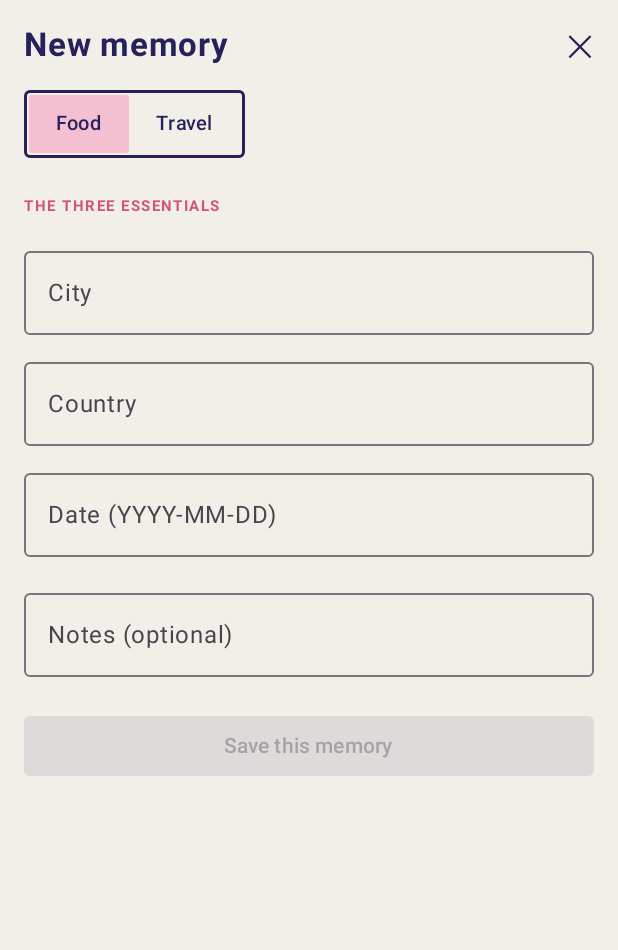
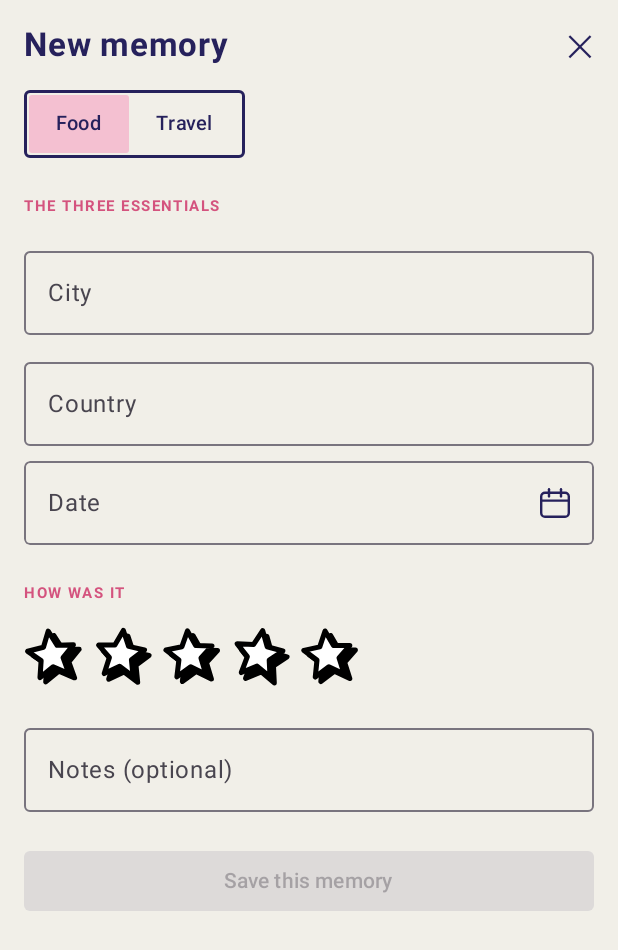
Before and after one commit to RachanaR57/kimchii, an Android app built with Jetpack Compose: the composable EntryListScreen shown on its own in the app's theme, after a tap on "+ Log", on a phone screen of 412 x 824 dp. Shown: the top 950 px of the screen. Run offline under Robolectric (Android 15) with nearby library versions, the phone set to English and light mode, and no system bars; 1 statement that could not run was skipped.

Commit message:
feat: add date picker and star rating to entries
- Replace the typed date with a calendar date picker; dates are still
  stored as YYYY-MM-DD.
- Add a 5-star rating to the add form and use the same stars on the
  edit screen, filled with the entry type's colour.
- Make the add form scroll and stay above the keyboard.
- Show a message when an entry no longer exists instead of loading
  forever.
- Keep the "+ Log" button clear of the system navigation bar and the
  last card, and drop a stray spacer from the list screen.

Co-Authored-By: Claude Fable 5.1 <noreply@anthropic.com>

```diff
--- a/shared/src/commonMain/kotlin/org/app/project/ui/AddEntryForm.kt
+++ b/shared/src/commonMain/kotlin/org/app/project/ui/AddEntryForm.kt
@@ -1,5 +1,6 @@
 package org.app.project.ui
 
+import androidx.compose.foundation.Canvas
 import androidx.compose.foundation.background
 import androidx.compose.foundation.border
 import androidx.compose.foundation.clickable
@@ -10,15 +11,23 @@ import androidx.compose.foundation.layout.Spacer
 import androidx.compose.foundation.layout.fillMaxSize
 import androidx.compose.foundation.layout.fillMaxWidth
 import androidx.compose.foundation.layout.height
+import androidx.compose.foundation.layout.heightIn
+import androidx.compose.foundation.layout.imePadding
 import androidx.compose.foundation.layout.padding
+import androidx.compose.foundation.layout.size
 import androidx.compose.foundation.layout.statusBarsPadding
-import androidx.compose.foundation.layout.width
+import androidx.compose.foundation.rememberScrollState
 import androidx.compose.foundation.shape.RoundedCornerShape
+import androidx.compose.foundation.verticalScroll
 import androidx.compose.material3.Button
-import androidx.compose.material3.OutlinedButton
+import androidx.compose.material3.DatePicker
+import androidx.compose.material3.DatePickerDialog
+import androidx.compose.material3.ExperimentalMaterial3Api
+import androidx.compose.material3.MaterialTheme
 import androidx.compose.material3.OutlinedTextField
 import androidx.compose.material3.Text
 import androidx.compose.material3.TextButton
+import androidx.compose.material3.rememberDatePickerState
 import androidx.compose.runtime.Composable
 import androidx.compose.runtime.getValue
 import androidx.compose.runtime.mutableStateOf
@@ -26,7 +35,14 @@ import androidx.compose.runtime.remember
 import androidx.compose.runtime.setValue
 import androidx.compose.ui.Alignment
 import androidx.compose.ui.Modifier
+import androidx.compose.ui.draw.clip
+import androidx.compose.ui.geometry.CornerRadius
+import androidx.compose.ui.geometry.Offset
+import androidx.compose.ui.geometry.Size
 import androidx.compose.ui.graphics.Color
+import androidx.compose.ui.graphics.StrokeCap
+import androidx.compose.ui.graphics.drawscope.Stroke
+import androidx.compose.ui.semantics.Role
 import androidx.compose.ui.text.font.FontWeight
 import androidx.compose.ui.unit.dp
 import androidx.compose.ui.unit.sp
@@ -34,6 +50,7 @@ import org.app.project.model.Entry
 import org.app.project.model.EntryStatus
 import org.app.project.model.EntryType
 import org.app.project.theme.Ink
+import org.app.project.theme.InkSoft
 import org.app.project.theme.Lime
 import org.app.project.theme.Paper
 import org.app.project.theme.Rose
@@ -51,16 +68,21 @@ fun AddEntryForm(
     var type by remember { mutableStateOf(EntryType.FOOD) }
     var city by remember { mutableStateOf("") }
     var country by remember { mutableStateOf("") }
-    var date by remember { mutableStateOf("") }
+    var date by remember { mutableStateOf("") }   // stored as YYYY-MM-DD
+    var rating by remember { mutableStateOf<Int?>(null) }
     var notes by remember { mutableStateOf("") }
+    var showDatePicker by remember { mutableStateOf(false) }
 
-    val canSave = city.isNotBlank() && country.isNotBlank() && date.isNotBlank()
+    val canSave = city.isNotBlank() && country.isNotBlank() && isValidIsoDate(date)
+    val typeColor = if (type == EntryType.FOOD) RosePale else Lime
 
     Column(
         modifier = Modifier
             .fillMaxSize()
             .background(Paper)
             .statusBarsPadding()
+            .imePadding()
+            .verticalScroll(rememberScrollState())
             .padding(16.dp)
     ) {
         Row(
@@ -85,16 +107,25 @@ fun AddEntryForm(
         }
 
         Spacer(Modifier.height(20.dp))
-        Text("THE THREE ESSENTIALS", fontSize = 10.sp, letterSpacing = 1.sp, color = Rose, fontWeight = FontWeight.Bold)
+        SectionLabel("THE THREE ESSENTIALS")
         Spacer(Modifier.height(10.dp))
 
         EditorialField(city, { city = it }, "City")
         Spacer(Modifier.height(10.dp))
         EditorialField(country, { country = it }, "Country")
         Spacer(Modifier.height(10.dp))
-        EditorialField(date, { date = it }, "Date (YYYY-MM-DD)")
+        DateField(date = date, onClick = { showDatePicker = true })
 
-        Spacer(Modifier.height(16.dp))
+        Spacer(Modifier.height(20.dp))
+        SectionLabel("HOW WAS IT")
+        Spacer(Modifier.height(10.dp))
+        StarRating(
+            rating = rating,
+            onRatingChange = { rating = it },
+            fillColor = typeColor
+        )
+
+        Spacer(Modifier.height(20.dp))
         EditorialField(notes, { notes = it }, "Notes (optional)")
 
         Spacer(Modifier.height(22.dp))
@@ -110,6 +141,7 @@ fun AddEntryForm(
                         date = date.trim(),
                         country = country.trim(),
                         status = EntryStatus.BEEN,
+                        rating = rating,
                         notes = notes.trim().ifBlank { null },
                         createdBy = "Rachana",
                         createdAt = now,
@@ -124,6 +156,19 @@ fun AddEntryForm(
             Text("Save this memory", fontWeight = FontWeight.Medium)
         }
     }
+
+    if (showDatePicker) {
+        EntryDatePickerDialog(
+            initialDate = date,
+            onDateSelected = { date = it; showDatePicker = false },
+            onDismiss = { showDatePicker = false }
+        )
+    }
+}
+
+@Composable
+private fun SectionLabel(text: String) {
+    Text(text, fontSize = 10.sp, letterSpacing = 1.sp, color = Rose, fontWeight = FontWeight.Bold)
 }
 
 @Composable
@@ -151,3 +196,85 @@ private fun EditorialField(value: String, onValueChange: (String) -> Unit, label
         modifier = Modifier.fillMaxWidth()
     )
 }
+
+/** Looks like the other fields, but tapping it opens the calendar instead of the keyboard. */
+@Composable
+private fun DateField(date: String, onClick: () -> Unit) {
+    val shape = RoundedCornerShape(4.dp)
+    Row(
+        modifier = Modifier
+            .fillMaxWidth()
+            .heightIn(min = 56.dp)
+            .clip(shape)
+            .border(1.dp, MaterialTheme.colorScheme.outline, shape)
+            .clickable(role = Role.Button, onClickLabel = "Pick a date", onClick = onClick)
+            .padding(horizontal = 16.dp),
+        horizontalArrangement = Arrangement.SpaceBetween,
+        verticalAlignment = Alignment.CenterVertically
+    ) {
+        if (date.isBlank()) {
+            Text("Date", fontSize = 16.sp, color = MaterialTheme.colorScheme.onSurfaceVariant)
+        } else {
+            Column {
+                Text("Date", fontSize = 12.sp, color = InkSoft)
+                Text(formatDisplayDate(date), fontSize = 16.sp, color = Ink)
+            }
+        }
+        CalendarIcon(color = Ink)
+    }
+}
+
+@Composable
+private fun CalendarIcon(color: Color) {
+    Canvas(modifier = Modifier.size(20.dp)) {
+        val stroke = 1.6.dp.toPx()
+        val bodyTop = size.height * 0.16f
+        // page outline
+        drawRoundRect(
+            color = color,
+            topLeft = Offset(stroke / 2, bodyTop),
+            size = Size(size.width - stroke, size.height - bodyTop - stroke / 2),
+            cornerRadius = CornerRadius(2.5.dp.toPx()),
+            style = Stroke(stroke)
+        )
+        // header line
+        val headerY = size.height * 0.42f
+        drawLine(color, Offset(stroke / 2, headerY), Offset(size.width - stroke / 2, headerY), stroke)
+        // the two binder rings
+        for (x in listOf(0.3f, 0.7f)) {
+            drawLine(
+                color,
+                Offset(size.width * x, stroke / 2),
+                Offset(size.width * x, size.height * 0.28f),
+                stroke,
+                cap = StrokeCap.Round
+            )
+        }
+    }
+}
+
+@OptIn(ExperimentalMaterial3Api::class)
+@Composable
+private fun EntryDatePickerDialog(
+    initialDate: String,
+    onDateSelected: (String) -> Unit,
+    onDismiss: () -> Unit
+) {
+    val state = rememberDatePickerState(
+        initialSelectedDateMillis = isoDateToEpochMillis(initialDate)
+    )
+    DatePickerDialog(
+        onDismissRequest = onDismiss,
+        confirmButton = {
+            TextButton(
+                onClick = { state.selectedDateMillis?.let { onDateSelected(epochMillisToIsoDate(it)) } },
+                enabled = state.selectedDateMillis != null
+            ) { Text("OK") }
+        },
+        dismissButton = {
+            TextButton(onClick = onDismiss) { Text("Cancel") }
+        }
+    ) {
+        DatePicker(state = state)
+    }
+}
--- a/shared/src/commonMain/kotlin/org/app/project/ui/EntryListScreen.kt
+++ b/shared/src/commonMain/kotlin/org/app/project/ui/EntryListScreen.kt
@@ -6,12 +6,13 @@ import androidx.compose.foundation.clickable
 import androidx.compose.foundation.layout.Arrangement
 import androidx.compose.foundation.layout.Box
 import androidx.compose.foundation.layout.Column
+import androidx.compose.foundation.layout.PaddingValues
 import androidx.compose.foundation.layout.Row
 import androidx.compose.foundation.layout.Spacer
 import androidx.compose.foundation.layout.fillMaxSize
 import androidx.compose.foundation.layout.fillMaxWidth
 import androidx.compose.foundation.layout.height
-import androidx.compose.foundation.layout.offset
+import androidx.compose.foundation.layout.navigationBarsPadding
 import androidx.compose.foundation.layout.padding
 import androidx.compose.foundation.layout.size
 import androidx.compose.foundation.layout.statusBarsPadding
@@ -53,8 +54,6 @@ fun EntryListScreen(
     val entries by viewModel.entries.collectAsState()
     var showAddForm by remember { mutableStateOf(false) }
 
-    Spacer(modifier = Modifier.height(200.dp))
-
     if (showAddForm) {
         AddEntryForm(
             onSave = { entry ->
@@ -66,12 +65,12 @@ fun EntryListScreen(
     } else {
         val query by viewModel.query.collectAsState()
 
+        Box(modifier = Modifier.fillMaxSize().background(Paper)) {
             Column(
                 modifier = Modifier
                     .fillMaxSize()
-                .background(Paper)
                     .statusBarsPadding()
-                .padding(16.dp)
+                    .padding(start = 16.dp, end = 16.dp, top = 16.dp)
             ) {
                 Row(
                     modifier = Modifier.fillMaxWidth(),
@@ -106,20 +105,24 @@ fun EntryListScreen(
 
                 Spacer(Modifier.height(16.dp))
 
-            LazyColumn(verticalArrangement = Arrangement.spacedBy(14.dp)) {
-                items(entries) { entry ->
+                LazyColumn(
+                    verticalArrangement = Arrangement.spacedBy(14.dp),
+                    // room at the end so the last card can scroll clear of the "+ Log" button
+                    contentPadding = PaddingValues(bottom = 96.dp)
+                ) {
+                    items(entries, key = { it.id }) { entry ->
                         EntryCard(entry = entry, onClick = { onEntryClick(entry.id) })
                     }
                 }
             }
 
-        Box(
-            modifier = Modifier.fillMaxSize().padding(16.dp),
-            contentAlignment = Alignment.BottomEnd
-        ) {
             Button(
                 onClick = { showAddForm = true },
-                shape = RoundedCornerShape(12.dp)
+                shape = RoundedCornerShape(12.dp),
+                modifier = Modifier
+                    .align(Alignment.BottomEnd)
+                    .navigationBarsPadding()
+                    .padding(16.dp)
             ) {
                 Text("+ Log")
             }
--- /dev/null
+++ b/shared/src/commonMain/kotlin/org/app/project/ui/StarRating.kt
@@ -0,0 +1,91 @@
+package org.app.project.ui
+
+import androidx.compose.foundation.Canvas
+import androidx.compose.foundation.clickable
+import androidx.compose.foundation.interaction.MutableInteractionSource
+import androidx.compose.foundation.layout.Arrangement
+import androidx.compose.foundation.layout.Row
+import androidx.compose.foundation.layout.size
+import androidx.compose.runtime.Composable
+import androidx.compose.runtime.remember
+import androidx.compose.ui.Modifier
+import androidx.compose.ui.draw.rotate
+import androidx.compose.ui.geometry.Size
+import androidx.compose.ui.graphics.Color
+import androidx.compose.ui.graphics.Path
+import androidx.compose.ui.graphics.StrokeJoin
+import androidx.compose.ui.graphics.drawscope.Stroke
+import androidx.compose.ui.graphics.drawscope.translate
+import androidx.compose.ui.semantics.Role
+import androidx.compose.ui.semantics.contentDescription
+import androidx.compose.ui.semantics.semantics
+import androidx.compose.ui.unit.Dp
+import androidx.compose.ui.unit.dp
+
+const val MAX_RATING = 5
+
+// Each star leans a little differently so the row looks hand-stamped.
+private val starTilts = listOf(-8f, 6f, -5f, 9f, -6f)
+
+// Star outline on a 26 x 26 grid (the extra room on the right/bottom holds the offset shadow).
+private const val STAR_GRID = 26f
+private val starPoints = listOf(
+    12f to 2f, 15f to 8.6f, 22f to 9.4f, 16.8f to 14.2f, 18.3f to 21.4f,
+    12f to 17.6f, 5.7f to 21.4f, 7.2f to 14.2f, 2f to 9.4f, 9f to 8.6f
+)
+private const val STAR_STROKE = 2.2f
+private const val STAR_SHADOW_OFFSET = 2.2f
+
+/**
+ * A row of [MAX_RATING] tappable stars with a thick black outline.
+ * Tapping star N sets the rating to N; tapping the current rating again clears it.
+ */
+@Composable
+fun StarRating(
+    rating: Int?,
+    onRatingChange: (Int?) -> Unit,
+    fillColor: Color,
+    modifier: Modifier = Modifier,
+    starSize: Dp = 40.dp
+) {
+    Row(modifier = modifier, horizontalArrangement = Arrangement.spacedBy(6.dp)) {
+        for (star in 1..MAX_RATING) {
+            val filled = rating != null && star <= rating
+            Canvas(
+                modifier = Modifier
+                    .size(starSize)
+                    .rotate(starTilts[(star - 1) % starTilts.size])
+                    .clickable(
+                        interactionSource = remember { MutableInteractionSource() },
+                        indication = null,
+                        role = Role.Button
+                    ) { onRatingChange(if (rating == star) null else star) }
+                    .semantics {
+                        contentDescription = "$star of $MAX_RATING stars" + if (filled) ", selected" else ""
+                    }
+            ) {
+                val unit = size.minDimension / STAR_GRID
+                val path = starPath(size)
+                val outline = Stroke(width = STAR_STROKE * unit, join = StrokeJoin.Round)
+
+                // hard black shadow, nudged down and to the right
+                translate(left = STAR_SHADOW_OFFSET * unit, top = STAR_SHADOW_OFFSET * unit) {
+                    drawPath(path, Color.Black)
+                    drawPath(path, Color.Black, style = outline)
+                }
+                drawPath(path, if (filled) fillColor else Color.White)
+                drawPath(path, Color.Black, style = outline)
+            }
+        }
+    }
+}
+
+private fun starPath(size: Size): Path {
+    val unit = size.minDimension / STAR_GRID
+    return Path().apply {
+        starPoints.forEachIndexed { index, (x, y) ->
+            if (index == 0) moveTo(x * unit, y * unit) else lineTo(x * unit, y * unit)
+        }
+        close()
+    }
+}
```
Also changed, not shown: shared/src/commonMain/kotlin/org/app/project/ui/Dates.kt (added, +44 -0 lines), shared/src/commonMain/kotlin/org/app/project/ui/EntryDetailScreen.kt (+16 -15 lines), 1 other file. Lines whose indentation alone changed are shown as unchanged.
